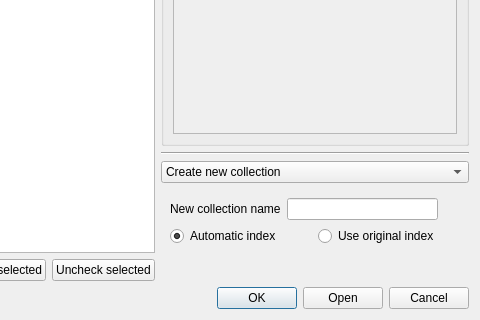
Qt form bigglesworth/ui/soundimport.ui (MaurizioB/Bigglesworth) before a commit; both pictures show x 319 to 799 and y 275 to 595 of the 799 by 595 pixel window.
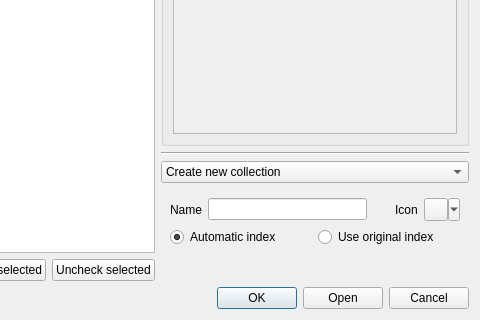
The same form after that commit. Icons and pictures are not drawn. Custom widgets are drawn as their Qt base class.

Commit message: Dump/Import collection icon support. Small fixes.

The edit to the form file:
```diff
--- a/bigglesworth/ui/soundimport.ui
+++ b/bigglesworth/ui/soundimport.ui
@@ -300,18 +300,11 @@
             </sizepolicy>
            </property>
            <property name="text">
-            <string>New collection name</string>
+            <string>Name</string>
            </property>
           </widget>
          </item>
-         <item row="0" column="1">
-          <widget class="CollectionNameEdit" name="newEdit">
-           <property name="maxLength">
-            <number>32</number>
-           </property>
-          </widget>
-         </item>
-         <item row="1" column="0" colspan="3">
+         <item row="1" column="0" colspan="5">
           <layout class="QHBoxLayout" name="horizontalLayout_4">
            <property name="margin">
             <number>0</number>
@@ -341,6 +334,13 @@
            </item>
           </layout>
          </item>
+         <item row="0" column="1">
+          <widget class="CollectionNameEdit" name="newEdit">
+           <property name="maxLength">
+            <number>32</number>
+           </property>
+          </widget>
+         </item>
          <item row="0" column="2">
           <widget class="QLabel" name="newIcon">
            <property name="minimumSize">
@@ -364,6 +364,26 @@
            </property>
           </spacer>
          </item>
+         <item row="0" column="4">
+          <widget class="IconSelector" name="collectionIconBtn">
+           <property name="popupMode">
+            <enum>QToolButton::MenuButtonPopup</enum>
+           </property>
+          </widget>
+         </item>
+         <item row="0" column="3">
+          <widget class="QLabel" name="label_6">
+           <property name="sizePolicy">
+            <sizepolicy hsizetype="Maximum" vsizetype="Preferred">
+             <horstretch>0</horstretch>
+             <verstretch>0</verstretch>
+            </sizepolicy>
+           </property>
+           <property name="text">
+            <string>Icon</string>
+           </property>
+          </widget>
+         </item>
         </layout>
        </widget>
       </widget>
@@ -464,6 +484,11 @@
    <extends>QLineEdit</extends>
    <header>bigglesworth.dialogs.dump</header>
   </customwidget>
+  <customwidget>
+   <class>IconSelector</class>
+   <extends>QToolButton</extends>
+   <header>bigglesworth.widgets</header>
+  </customwidget>
  </customwidgets>
  <resources/>
  <connections>
```
The commit also changes 7 other files.
